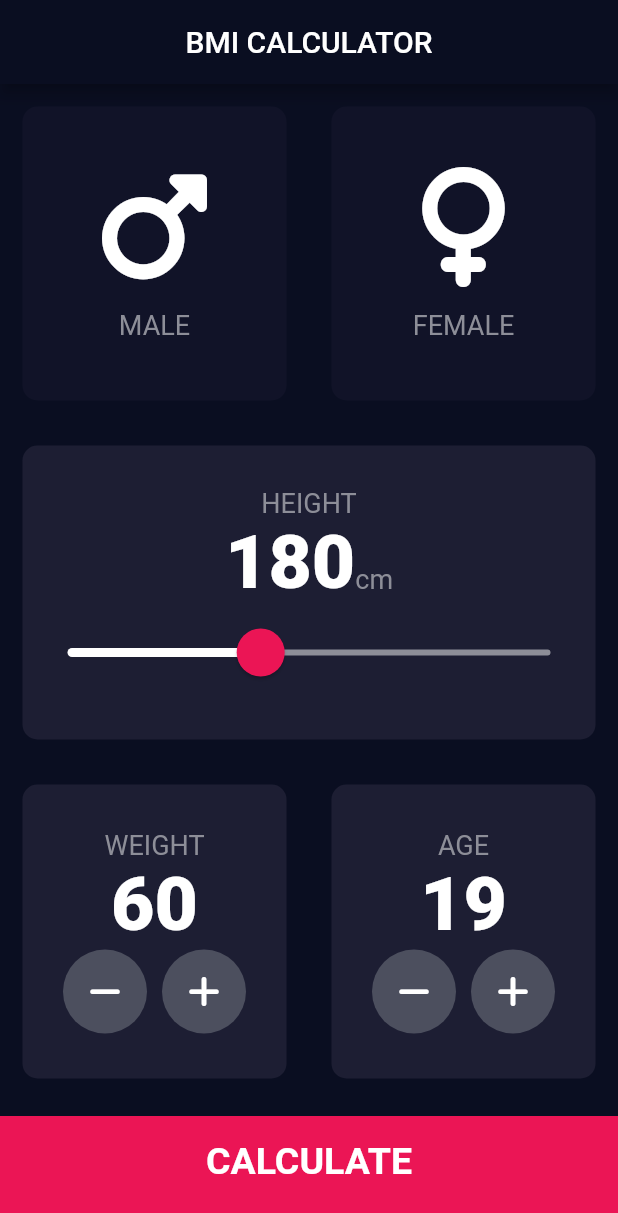
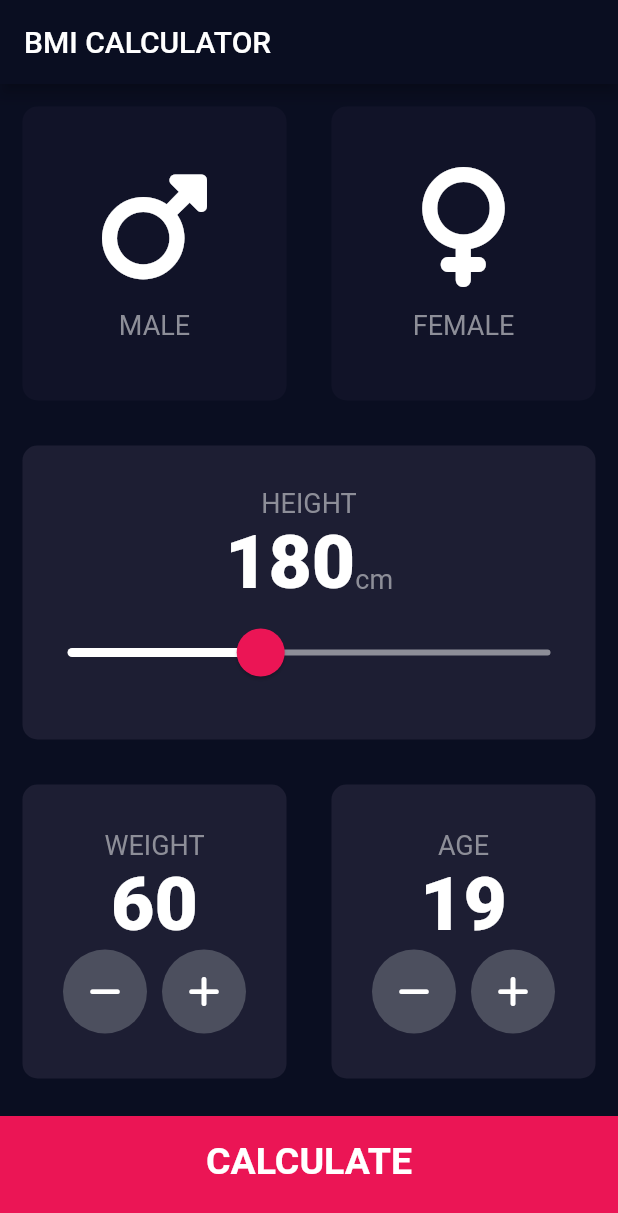
Before and after one commit to Mike5801/BMICalculatorApp, a Flutter app: the screen it shows after launch, on a phone screen of 412 x 824 dp. Shown: the top 1213 px of the screen. Run offline on Flutter 3.47's test engine with Material 2 defaults, Android fonts, the phone set to English and light mode, and no system bars; our stand-ins replace font_awesome_flutter.

Commit message:
fix bmi result page and visuals

```diff
--- a/bmi_calculator/lib/pages/input_page.dart
+++ b/bmi_calculator/lib/pages/input_page.dart
@@ -27,9 +27,7 @@ class _InputPageState extends State<InputPage> {
   Widget build(BuildContext context) {
     return Scaffold(
       appBar: AppBar(
-        title: const Center(
-          child: Text('BMI CALCULATOR'),
-        ),
+        title: const Text('BMI CALCULATOR'),
       ),
       body: Column(
         crossAxisAlignment: CrossAxisAlignment.stretch,
@@ -218,8 +216,8 @@ class _InputPageState extends State<InputPage> {
                 context,
                 MaterialPageRoute(
                   builder: (context) => ResultsPage(
+                    result: bmiCalculator.calculateBMI(),
                     conclusion: bmiCalculator.getConclusion(),
-                    result: bmiCalculator.calculateBMI(),
                     description: bmiCalculator.getDescription(),
                   ),
                 ),
--- a/bmi_calculator/lib/pages/results_page.dart
+++ b/bmi_calculator/lib/pages/results_page.dart
@@ -14,7 +14,7 @@ class ResultsPage extends StatelessWidget {
   Widget build(BuildContext context) {
     return Scaffold(
       appBar: AppBar(
-        title: const Text('BMI Calculator'),
+        title: const Text('BMI CALCULATOR'),
       ),
       body: Column(
         mainAxisAlignment: MainAxisAlignment.spaceEvenly,
```
Also changed, not shown: 9 other files.
